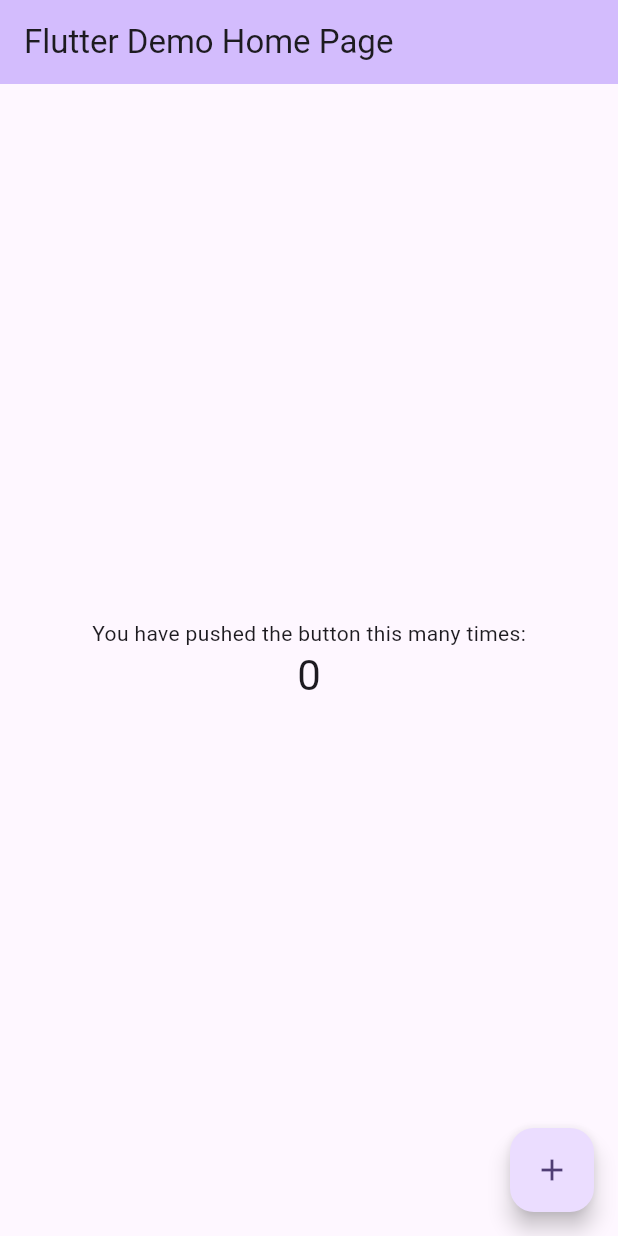
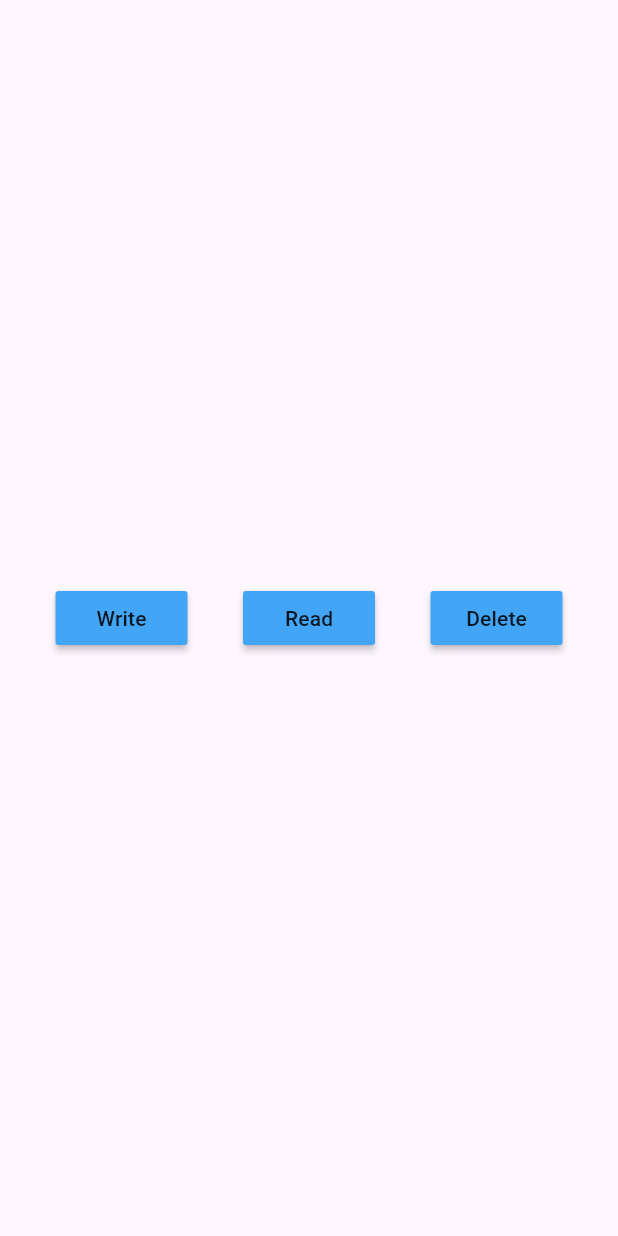
Before and after one commit to Sachintha-Dinuranga/crud-flutter, a Flutter app: the screen it shows after launch, on a phone screen of 412 x 824 dp. Run offline on Flutter 3.47's test engine with Material 3 defaults, Android fonts, the phone set to English and light mode, and no system bars; our stand-ins replace hive, hive_flutter; accounts and stored records are empty.

Commit message:
implement crud operations

```diff
--- a/lib/main.dart
+++ b/lib/main.dart
@@ -1,125 +1,26 @@
+import 'package:crud/pages/home.dart';
 import 'package:flutter/material.dart';
+import 'package:hive_flutter/adapters.dart';
+import 'package:hive_flutter/hive_flutter.dart';
 
-void main() {
+void main() async {
+  //initialize hive
+  await Hive.initFlutter();
+
+  //open the box
+  var box = await Hive.openBox('mybox');
+
   runApp(const MyApp());
 }
 
 class MyApp extends StatelessWidget {
   const MyApp({super.key});
 
-  // This widget is the root of your application.
   @override
   Widget build(BuildContext context) {
-    return MaterialApp(
-      title: 'Flutter Demo',
-      theme: ThemeData(
-        // This is the theme of your application.
-        //
-        // TRY THIS: Try running your application with "flutter run". You'll see
-        // the application has a purple toolbar. Then, without quitting the app,
-        // try changing the seedColor in the colorScheme below to Colors.green
-        // and then invoke "hot reload" (save your changes or press the "hot
-        // reload" button in a Flutter-supported IDE, or press "r" if you used
-        // the command line to start the app).
-        //
-        // Notice that the counter didn't reset back to zero; the application
-        // state is not lost during the reload. To reset the state, use hot
-        // restart instead.
-        //
-        // This works for code too, not just values: Most code changes can be
-        // tested with just a hot reload.
-        colorScheme: ColorScheme.fromSeed(seedColor: Colors.deepPurple),
-        useMaterial3: true,
-      ),
-      home: const MyHomePage(title: 'Flutter Demo Home Page'),
+    return const MaterialApp(
+      debugShowCheckedModeBanner: false,
+      home: Home(),
     );
   }
 }
-
-class MyHomePage extends StatefulWidget {
-  const MyHomePage({super.key, required this.title});
-
-  // This widget is the home page of your application. It is stateful, meaning
-  // that it has a State object (defined below) that contains fields that affect
-  // how it looks.
-
-  // This class is the configuration for the state. It holds the values (in this
-  // case the title) provided by the parent (in this case the App widget) and
-  // used by the build method of the State. Fields in a Widget subclass are
-  // always marked "final".
-
-  final String title;
-
-  @override
-  State<MyHomePage> createState() => _MyHomePageState();
-}
-
-class _MyHomePageState extends State<MyHomePage> {
-  int _counter = 0;
-
-  void _incrementCounter() {
-    setState(() {
-      // This call to setState tells the Flutter framework that something has
-      // changed in this State, which causes it to rerun the build method below
-      // so that the display can reflect the updated values. If we changed
-      // _counter without calling setState(), then the build method would not be
-      // called again, and so nothing would appear to happen.
-      _counter++;
-    });
-  }
-
-  @override
-  Widget build(BuildContext context) {
-    // This method is rerun every time setState is called, for instance as done
-    // by the _incrementCounter method above.
-    //
-    // The Flutter framework has been optimized to make rerunning build methods
-    // fast, so that you can just rebuild anything that needs updating rather
-    // than having to individually change instances of widgets.
-    return Scaffold(
-      appBar: AppBar(
-        // TRY THIS: Try changing the color here to a specific color (to
-        // Colors.amber, perhaps?) and trigger a hot reload to see the AppBar
-        // change color while the other colors stay the same.
-        backgroundColor: Theme.of(context).colorScheme.inversePrimary,
-        // Here we take the value from the MyHomePage object that was created by
-        // the App.build method, and use it to set our appbar title.
-        title: Text(widget.title),
-      ),
-      body: Center(
-        // Center is a layout widget. It takes a single child and positions it
-        // in the middle of the parent.
-        child: Column(
-          // Column is also a layout widget. It takes a list of children and
-          // arranges them vertically. By default, it sizes itself to fit its
-          // children horizontally, and tries to be as tall as its parent.
-          //
-          // Column has various properties to control how it sizes itself and
-          // how it positions its children. Here we use mainAxisAlignment to
-          // center the children vertically; the main axis here is the vertical
-          // axis because Columns are vertical (the cross axis would be
-          // horizontal).
-          //
-          // TRY THIS: Invoke "debug painting" (choose the "Toggle Debug Paint"
-          // action in the IDE, or press "p" in the console), to see the
-          // wireframe for each widget.
-          mainAxisAlignment: MainAxisAlignment.center,
-          children: <Widget>[
-            const Text(
-              'You have pushed the button this many times:',
-            ),
-            Text(
-              '$_counter',
-              style: Theme.of(context).textTheme.headlineMedium,
-            ),
-          ],
-        ),
-      ),
-      floatingActionButton: FloatingActionButton(
-        onPressed: _incrementCounter,
-        tooltip: 'Increment',
-        child: const Icon(Icons.add),
-      ), // This trailing comma makes auto-formatting nicer for build methods.
-    );
-  }
-}
--- /dev/null
+++ b/lib/pages/home.dart
@@ -0,0 +1,59 @@
+// ignore_for_file: prefer_const_constructors
+
+import 'package:flutter/material.dart';
+import 'package:hive/hive.dart';
+
+class Home extends StatefulWidget {
+  const Home({super.key});
+
+  @override
+  State<Home> createState() => _HomeState();
+}
+
+class _HomeState extends State<Home> {
+  //reference the box
+  final _mybox = Hive.box('mybox');
+
+  //write data
+  void writeData() {
+    _mybox.put(1, ["John", 26, "Blue"]);
+  }
+
+  //read data
+  void readData() {
+    print(_mybox.get(1));
+  }
+
+  //delete data
+  void deleteData() {
+    _mybox.delete(1);
+  }
+
+  @override
+  Widget build(BuildContext context) {
+    return Scaffold(
+      body: Center(
+        child: Row(
+          mainAxisAlignment: MainAxisAlignment.spaceEvenly,
+          children: [
+            MaterialButton(
+              onPressed: writeData,
+              color: Colors.blue[400],
+              child: Text("Write"),
+            ),
+            MaterialButton(
+              onPressed: readData,
+              color: Colors.blue[400],
+              child: Text("Read"),
+            ),
+            MaterialButton(
+              onPressed: deleteData,
+              color: Colors.blue[400],
+              child: Text("Delete"),
+            ),
+          ],
+        ),
+      ),
+    );
+  }
+}
```
Also changed, not shown: pubspec.yaml (+6 -4 lines), pubspec.lock, 1 other file.
